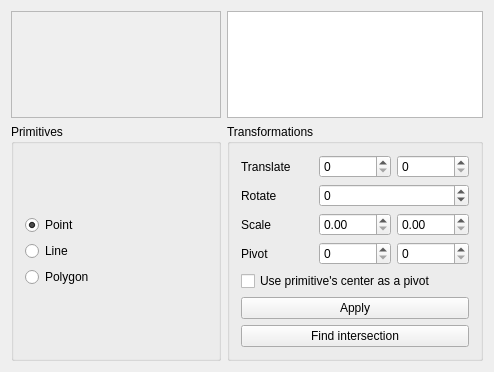
This is CG2D/mainwindow.ui in kateabr/CG_Lab4 as Qt 5 draws it before an edit. The edited form follows.
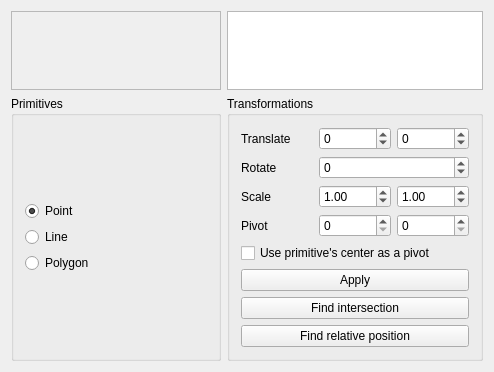
This is the edited form. Custom widgets are drawn as their Qt base class.

Patch:
```diff
--- a/CG2D/mainwindow.ui
+++ b/CG2D/mainwindow.ui
@@ -56,13 +56,25 @@
            </widget>
           </item>
           <item row="0" column="2">
-           <widget class="QSpinBox" name="trY"/>
+           <widget class="QSpinBox" name="trY">
+            <property name="minimum">
+             <number>-99</number>
+            </property>
+           </widget>
           </item>
           <item row="0" column="1">
-           <widget class="QSpinBox" name="trX"/>
+           <widget class="QSpinBox" name="trX">
+            <property name="minimum">
+             <number>-99</number>
+            </property>
+           </widget>
           </item>
           <item row="2" column="1">
-           <widget class="QDoubleSpinBox" name="scaleX"/>
+           <widget class="QDoubleSpinBox" name="scaleX">
+            <property name="value">
+             <double>1.000000000000000</double>
+            </property>
+           </widget>
           </item>
           <item row="3" column="1">
            <widget class="QSpinBox" name="pivotX">
@@ -72,7 +84,11 @@
            </widget>
           </item>
           <item row="2" column="2">
-           <widget class="QDoubleSpinBox" name="scaleY"/>
+           <widget class="QDoubleSpinBox" name="scaleY">
+            <property name="value">
+             <double>1.000000000000000</double>
+            </property>
+           </widget>
           </item>
           <item row="3" column="2">
            <widget class="QSpinBox" name="pivotY">
@@ -111,6 +127,13 @@
           </property>
          </widget>
         </item>
+        <item row="4" column="0">
+         <widget class="QPushButton" name="findRelPos">
+          <property name="text">
+           <string>Find relative position</string>
+          </property>
+         </widget>
+        </item>
        </layout>
       </widget>
      </item>
```
